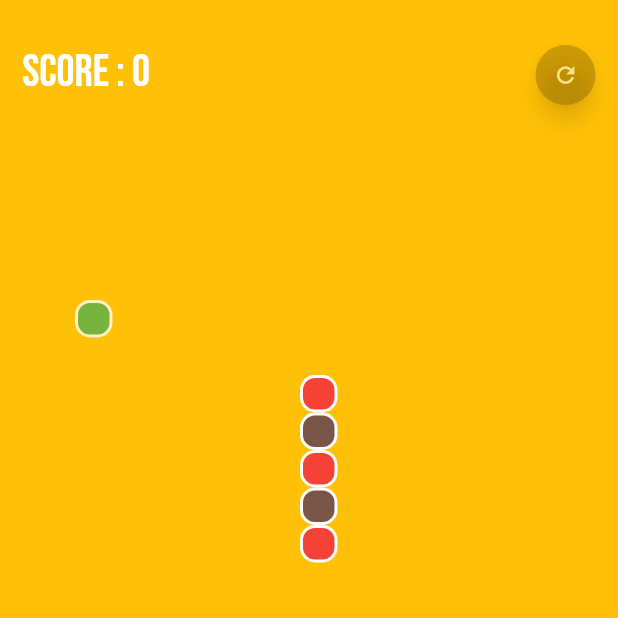
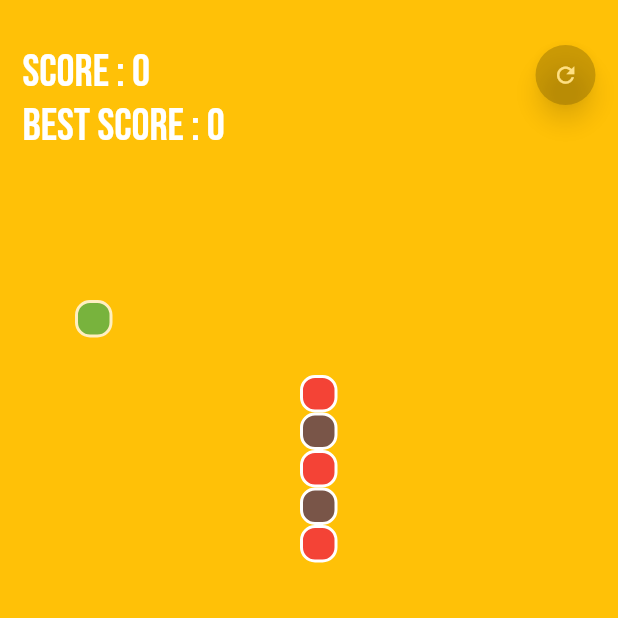
Before and after one commit to eladsez/Cube-Snake, a Flutter app: the screen it shows after launch, after a tap on "press to start", on a phone screen of 412 x 824 dp, the top half of it. Run offline on Flutter 3.47's test engine with Material 2 defaults, Android fonts, the phone set to English and light mode, and no system bars; our stand-ins replace animated_text_kit, shared_preferences.

Commit message:
storage added

```diff
--- a/lib/Game.dart
+++ b/lib/Game.dart
@@ -2,6 +2,7 @@ import 'dart:async';
 import 'package:first_game/ControlPanel.dart';
 import 'package:first_game/Direction.dart';
 import 'package:first_game/Piece.dart';
+import 'package:first_game/Storage.dart';
 import 'package:flutter/material.dart';
 import 'dart:math';
 import 'package:flutter/services.dart';
@@ -25,6 +26,7 @@ class _GamePageState extends State<GamePage> {
   Timer? timer;
   double speed = 1.0;
   int score = 0;
+  int bestScore = 0;
 
   void changeSpeed() {
     if (timer != null && timer!.isActive) {
@@ -42,6 +44,7 @@ class _GamePageState extends State<GamePage> {
     positions = [];
     snakeLen = 5;
     speed = 1;
+    bestScore = Storage.getBestScore() ?? 0;
     changeSpeed();
   }
 
@@ -76,10 +79,20 @@ class _GamePageState extends State<GamePage> {
   }
 
   Widget getScore() {
-    return Text(
-      "Score : " + score.toString(),
-      style: const TextStyle(
-          fontSize: 30, color: Colors.white, fontFamily: 'BebasNeue'),
+    return Column(
+      crossAxisAlignment: CrossAxisAlignment.start,
+      children: [
+        Text(
+          "Score : " + score.toString(),
+          style: const TextStyle(
+              fontSize: 30, color: Colors.white, fontFamily: 'BebasNeue'),
+        ),
+        Text(
+          "Best score : " + bestScore.toString(),
+          style: const TextStyle(
+              fontSize: 30, color: Colors.white, fontFamily: 'BebasNeue'),
+        ),
+      ],
     );
   }
 
@@ -170,6 +183,10 @@ class _GamePageState extends State<GamePage> {
             actions: [
               TextButton(
                   onPressed: () async {
+                    int? currBest = await Storage.getBestScore() ?? -1;
+                    if (score > currBest) {
+                      await Storage.updateBestScore(score);
+                    }
                     Navigator.of(context).pop();
                     restart();
                   },
@@ -224,6 +241,9 @@ class _GamePageState extends State<GamePage> {
       ++snakeLen;
       speed += 0.05;
       score += 5;
+      if (score > bestScore) {
+        bestScore = score;
+      }
       changeSpeed();
     }
   }
@@ -240,14 +260,16 @@ class _GamePageState extends State<GamePage> {
 
     return GestureDetector(
       // responsible for the sliding detection
-      onVerticalDragUpdate: (details) {  // vertical sliding
+      onVerticalDragUpdate: (details) {
+        // vertical sliding
         if (details.delta.direction > 0) {
           direction = Direction.down;
         } else {
           direction = Direction.up;
         }
       },
-      onHorizontalDragUpdate: (details) { // horizontal sliding
+      onHorizontalDragUpdate: (details) {
+        // horizontal sliding
         if (details.delta.direction > 0) {
           direction = Direction.left;
         } else {
--- /dev/null
+++ b/lib/Storage.dart
@@ -0,0 +1,14 @@
+import 'package:shared_preferences/shared_preferences.dart';
+
+class Storage{
+
+  static SharedPreferences? _storage;
+
+  static Future init() async =>
+      _storage = await SharedPreferences.getInstance();
+
+  static Future updateBestScore(int best) async=>
+      await _storage?.setInt("BEST_SCORE", best);
+
+  static int? getBestScore() => _storage?.getInt("BEST_SCORE");
+}
--- a/lib/main.dart
+++ b/lib/main.dart
@@ -1,8 +1,11 @@
 import 'package:first_game/StartPage.dart';
 import 'package:flutter/material.dart';
-import 'Game.dart';
+import 'package:first_game/Storage.dart';
 
-void main() {
+
+Future main() async {
+  WidgetsFlutterBinding.ensureInitialized();
+  await Storage.init();
   runApp(const MyApp());
 }
 
--- a/pubspec.yaml
+++ b/pubspec.yaml
@@ -31,6 +31,7 @@ dependencies:
     sdk: flutter
   animated_text_kit: ^4.2.1
   flutter_launcher_icons: ^0.9.2
+  shared_preferences: ^2.0.15
 
   # The following adds the Cupertino Icons font to your application.
   # Use with the CupertinoIcons class for iOS style icons.
```
Also changed, not shown: lib/LevelsPage.dart (deleted), pubspec.lock (deleted), 1 other file.
